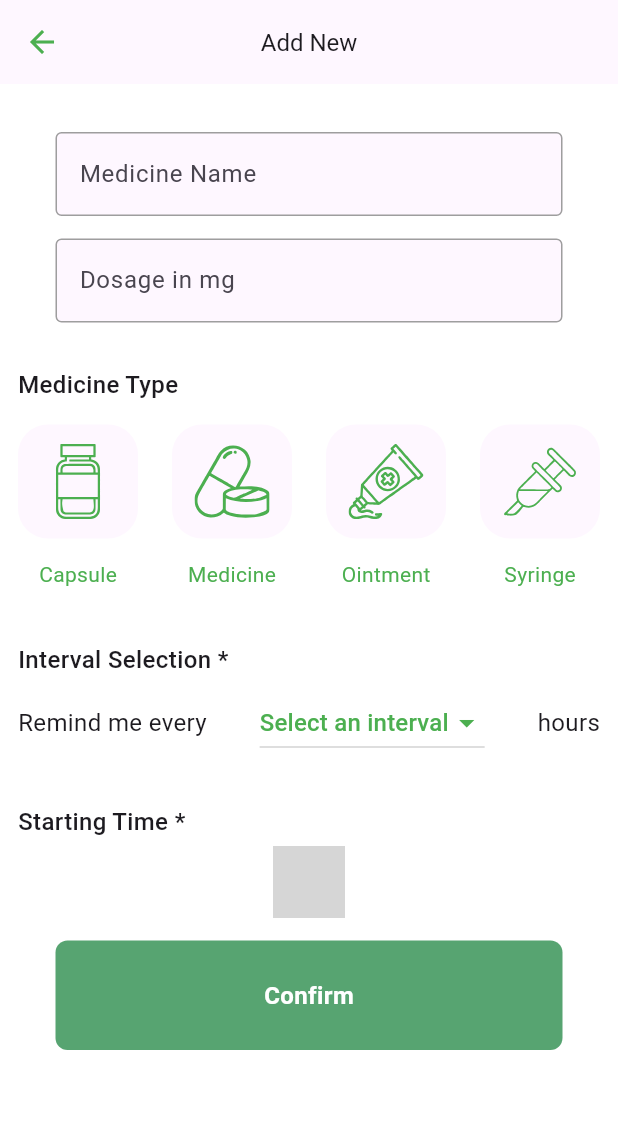
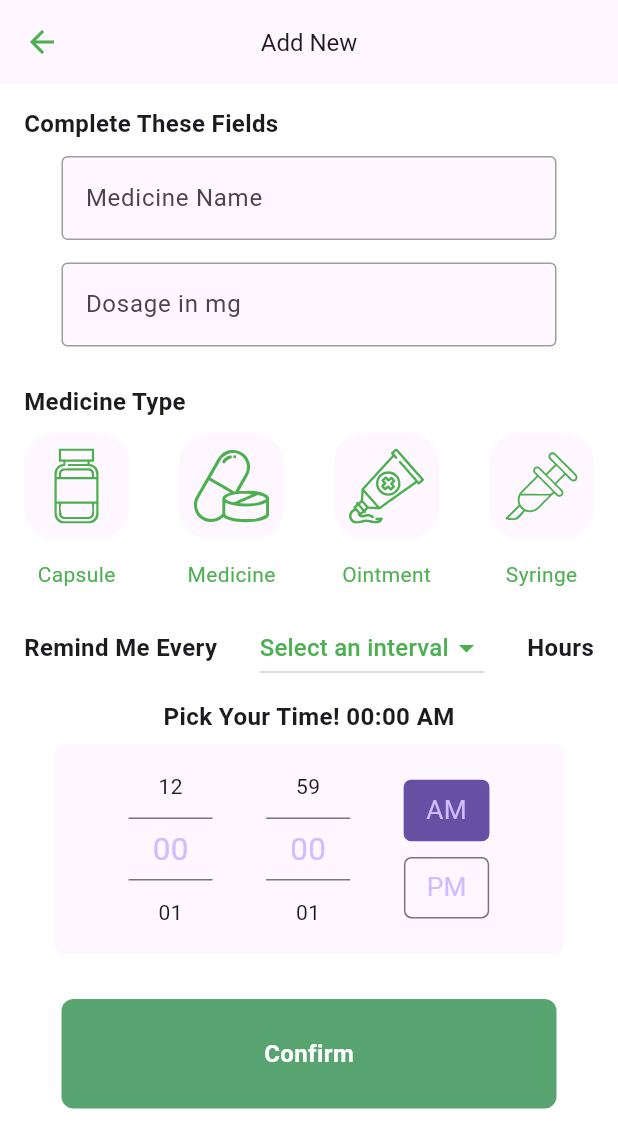
Before and after one commit to Hansdjene/Hyppo, a Flutter app: the NewEntryPage screen opened directly, on a phone screen of 412 x 824 dp. Shown: the top 1148 px of the screen. Run offline on Flutter 3.47's test engine with Material 3 defaults, Android fonts, the phone set to English and light mode, and no system bars; drawn by our look-alikes of numberpicker; our stand-ins replace cloud_firestore, firebase_auth, firebase_core, flutter_svg, loading_indicator, shared_preferences and 1 more; accounts and stored records are empty; grey boxes are pictures that could not be loaded.

Commit message:
Pick_Time

```diff
--- a/lib/Views/HomeView/Tools/ReminderView/home_reminder_page.dart
+++ b/lib/Views/HomeView/Tools/ReminderView/home_reminder_page.dart
@@ -1,5 +1,4 @@
 import 'package:flutter/material.dart';
-import 'package:hyppo/Components/color.dart';
 import 'package:hyppo/Views/HomeView/Tools/ReminderView/new_entry_page.dart';
 
 class HomeReminderPage extends StatefulWidget {
--- a/lib/Views/HomeView/Tools/ReminderView/new_entry_page.dart
+++ b/lib/Views/HomeView/Tools/ReminderView/new_entry_page.dart
@@ -1,10 +1,9 @@
 import 'package:flutter/material.dart';
 import 'package:flutter_svg/flutter_svg.dart';
-import 'package:hyppo/Components/color.dart';
 import 'package:hyppo/Components/my_button.dart';
 import 'package:hyppo/Components/my_textfield.dart';
-import 'package:hyppo/Views/HomeView/Tools/ReminderView/convert_time.dart';
 import 'package:hyppo/Views/HomeView/Tools/ReminderView/medicine_type.dart';
+import 'package:hyppo/Views/HomeView/Tools/ReminderView/number_page.dart';
 
 class NewEntryPage extends StatefulWidget {
   const NewEntryPage({super.key});
@@ -14,10 +13,8 @@ class NewEntryPage extends StatefulWidget {
 }
 
 class _NewEntryPageState extends State<NewEntryPage> {
-  // Text editing controllers
   late TextEditingController mednameController;
   late TextEditingController dosageController;
-
   late GlobalKey<ScaffoldState> _scaffoldKey;
 
   @override
@@ -37,7 +34,6 @@ class _NewEntryPageState extends State<NewEntryPage> {
 
   @override
   Widget build(BuildContext context) {
-    // Obtenir les couleurs du thème actuel
     final primaryColor = Colors.green;
     final onPrimaryColor = Theme.of(context).colorScheme.onPrimary;
     final backgroundColor = Theme.of(context).colorScheme.background;
@@ -53,12 +49,16 @@ class _NewEntryPageState extends State<NewEntryPage> {
         ),
         centerTitle: true,
       ),
-      body: Padding(
-        padding: const EdgeInsets.all(12.0),
+      body: SingleChildScrollView(
+        child: Padding(
+          padding: const EdgeInsets.symmetric(horizontal: 16.0),
           child: Column(
             crossAxisAlignment: CrossAxisAlignment.start,
             children: [
-            const SizedBox(height: 20),
+              const SizedBox(height: 15),
+              Text('Complete These Fields',
+                  style: TextStyle(fontWeight: FontWeight.bold, fontSize: 16)),
+              const SizedBox(height: 10),
               MyTextField(
                 controller: mednameController,
                 hintText: 'Medicine Name',
@@ -69,14 +69,14 @@ class _NewEntryPageState extends State<NewEntryPage> {
                 controller: dosageController,
                 hintText: 'Dosage in mg',
                 obscureText: false,
+
               ),
               const SizedBox(height: 25),
-            const PanelTitle(title: 'Medicine Type', isRequired: false),
-            Padding(
-              padding: const EdgeInsets.only(top: 10),
-              child: StreamBuilder(
-                stream:
-                    null, // Vous devez remplacer `null` par le flux réel si nécessaire.
+              Text('Medicine Type',
+                  style: TextStyle(fontWeight: FontWeight.bold, fontSize: 16)),
+              const SizedBox(height: 10),
+              StreamBuilder(
+                stream: null,
                 builder: (context, snapshot) {
                   return Row(
                     mainAxisAlignment: MainAxisAlignment.spaceBetween,
@@ -121,44 +121,19 @@ class _NewEntryPageState extends State<NewEntryPage> {
                   );
                 },
               ),
+              const SizedBox(height: 10),
+              const IntervalSelection(),
+              const SizedBox(height: 10),
+              NumberPage(),
+              const SizedBox(height: 30),
+              Center(
+                child: MyButton(onTap: () {}, text: 'Confirm'),
               ),
-            const SizedBox(height: 25),
-            const PanelTitle(title: 'Interval Selection', isRequired: true),
-            const IntervalSelection(),
-            const SizedBox(height: 25),
-            const PanelTitle(title: 'Starting Time', isRequired: true),
-            SelectTime(),
-            const SizedBox(height: 15),
-            MyButton(onTap: () {}, text: 'Confirm')
+              const SizedBox(height: 20),
             ],
           ),
         ),
-    );
-  }
-}
-
-class SelectTime extends StatefulWidget {
-  const SelectTime({super.key});
-
-  @override
-  State<SelectTime> createState() => _SelectTimeState();
-}
-
-class _SelectTimeState extends State<SelectTime> {
-  final TimeOfDay _time = const TimeOfDay(hour: 0, minute: 00);
-  final bool _cliked = false;
-
-  @override
-  Widget build(BuildContext context) {
-    return Row(
-      mainAxisAlignment: MainAxisAlignment.center,
-      children: [
-        Container(
-          child: MyButton(
-              onTap: () {},
-              text
       ),
-      ],
     );
   }
 }
@@ -172,25 +147,24 @@ class IntervalSelection extends StatefulWidget {
 
 class _IntervalSelectionState extends State<IntervalSelection> {
   final _intervals = [6, 8, 12, 24];
-  var _selected = 0; // Variable pour stocker l'intervalle sélectionné
+  var _selected = 0;
 
   @override
   Widget build(BuildContext context) {
-    return Padding(
-      padding: const EdgeInsets.only(top: 2),
-      child: Row(
+    return Row(
       mainAxisAlignment: MainAxisAlignment.spaceBetween,
       children: [
         const Text(
-            'Remind me every',
-            style: TextStyle(fontSize: 16),
+          'Remind Me Every',
+          style: TextStyle(fontSize: 16, fontWeight: FontWeight.bold),
         ),
-          // Espacement entre le texte et le menu déroulant
         DropdownButton(
           iconEnabledColor: Colors.green,
           hint: _selected == 0
               ? Text('Select an interval',
-                    style: TextStyle(color: Colors.green))
+                  style: TextStyle(
+                    color: Colors.green,
+                  ))
               : null,
           elevation: 4,
           value: _selected == 0 ? null : _selected,
@@ -199,9 +173,7 @@ class _IntervalSelectionState extends State<IntervalSelection> {
               value: value,
               child: Text(
                 value.toString(),
-                  style: const TextStyle(
-                      fontSize: 16,
-                      color: Colors.green), // Style du texte du menu
+                style: const TextStyle(fontSize: 16, color: Colors.green),
               ),
             );
           }).toList(),
@@ -212,11 +184,10 @@ class _IntervalSelectionState extends State<IntervalSelection> {
           },
         ),
         Text(
-            _selected == 1 ? "hour" : "hours",
-            style: TextStyle(fontSize: 16),
+          _selected == 1 ? "Hour" : "Hours",
+          style: TextStyle(fontSize: 16, fontWeight: FontWeight.bold),
         ),
       ],
-      ),
     );
   }
 }
@@ -248,7 +219,7 @@ class MedicineTypeColumn extends StatelessWidget {
       child: Column(
         children: [
           Container(
-            width: 80,
+            width: 70,
             alignment: Alignment.center,
             decoration: BoxDecoration(
               borderRadius: BorderRadius.circular(20),
@@ -256,7 +227,7 @@ class MedicineTypeColumn extends StatelessWidget {
             ),
             child: Center(
               child: Padding(
-                padding: const EdgeInsets.only(top: 13, bottom: 13),
+                padding: const EdgeInsets.all(10.0),
                 child: SvgPicture.asset(
                   iconValue,
                   height: 50,
@@ -290,31 +261,28 @@ class MedicineTypeColumn extends StatelessWidget {
   }
 }
 
-class PanelTitle extends StatelessWidget {
-  const PanelTitle({super.key, required this.title, required this.isRequired});
-  final String title;
-  final bool isRequired;
+// class PanelTitle extends StatelessWidget {
+//   const PanelTitle({super.key, required this.title, required this.isRequired});
+//   final String title;
+//   final bool isRequired;
 
-  @override
-  Widget build(BuildContext context) {
-    return Padding(
-      padding: const EdgeInsets.only(top: 5, bottom: 5),
-      child: Text.rich(
-        style: TextStyle(fontSize: 16, fontWeight: FontWeight.w500),
-        TextSpan(
-          children: <TextSpan>[
-            TextSpan(
-              text: title,
-            ),
-            TextSpan(
-              text: isRequired ? " *" : "",
-            ),
-          ],
-        ),
-      ),
-    );
-  }
-}
-
-
-//: _cliked == false? "Select Time""${convertTime(_time.hour.toString())}:${convertTime(_time.minute.toString())}"),
+//   @override
+//   Widget build(BuildContext context) {
+//     return Padding(
+//       padding: const EdgeInsets.only(top: 5, bottom: 5),
+//       child: Text.rich(
+//         style: TextStyle(fontSize: 16, fontWeight: FontWeight.w500),
+//         TextSpan(
+//           children: <TextSpan>[
+//             TextSpan(
+//               text: title,
+//             ),
+//             TextSpan(
+//               text: isRequired ? " *" : "",
+//             ),
+//           ],
+//         ),
+//       ),
+//     );
+//   }
+// }
--- /dev/null
+++ b/lib/Views/HomeView/Tools/ReminderView/number_page.dart
@@ -0,0 +1,188 @@
+import 'package:flutter/material.dart';
+import 'package:numberpicker/numberpicker.dart';
+
+class NumberPage extends StatefulWidget {
+  const NumberPage({super.key});
+
+  @override
+  State<NumberPage> createState() => _NumberPageState();
+}
+
+class _NumberPageState extends State<NumberPage> {
+  var hour = 0;
+  var minute = 0;
+  var timeFormat = "AM";
+
+  @override
+  Widget build(BuildContext context) {
+    // Utiliser le thème actuel pour obtenir les couleurs
+    final theme = Theme.of(context);
+    final textColor = theme.textTheme.bodyLarge?.color ?? Colors.black;
+    final selectedTextColor = theme.colorScheme.inversePrimary;
+    final borderColor = theme.dividerColor;
+
+    return Padding(
+      padding: const EdgeInsets.symmetric(horizontal: 20),
+      child: Column(
+        mainAxisAlignment: MainAxisAlignment.center,
+        children: [
+          Text(
+            "Pick Your Time! ${hour.toString().padLeft(2, '0')}:${minute.toString().padLeft(2, '0')} $timeFormat",
+            style: TextStyle(
+              fontWeight: FontWeight.bold,
+              fontSize: 23 * 0.7, // Réduction de la taille de la police
+              color: textColor,
+            ),
+          ),
+          const SizedBox(
+            height: 10 * 0.7, // Réduction de la hauteur de l'espace
+          ),
+          Container(
+            padding: EdgeInsets.symmetric(
+              horizontal: 20 * 0.7,
+              vertical: 10 * 0.7, // Réduction du padding
+            ),
+            decoration: BoxDecoration(
+              color: theme.colorScheme
+                  .surface, // Utiliser la couleur de surface du thème
+              borderRadius:
+                  BorderRadius.circular(10 * 0.7), // Réduction du border radius
+            ),
+            child: Row(
+              mainAxisAlignment: MainAxisAlignment.spaceEvenly,
+              children: [
+                NumberPicker(
+                  minValue: 0,
+                  maxValue: 12,
+                  value: hour,
+                  zeroPad: true,
+                  infiniteLoop: true,
+                  itemWidth: 80 * 0.7, // Réduction de la largeur de l'item
+                  itemHeight: 60 * 0.7, // Réduction de la hauteur de l'item
+                  onChanged: (value) {
+                    setState(() {
+                      hour = value;
+                    });
+                  },
+                  textStyle: TextStyle(
+                    color: textColor,
+                    fontSize: 20 * 0.7, // Réduction de la taille de la police
+                  ),
+                  selectedTextStyle: TextStyle(
+                    color: selectedTextColor,
+                    fontSize: 30 * 0.7, // Réduction de la taille de la police
+                  ),
+                  decoration: BoxDecoration(
+                    border: Border(
+                      top: BorderSide(color: borderColor),
+                      bottom: BorderSide(color: borderColor),
+                    ),
+                  ),
+                ),
+                NumberPicker(
+                  minValue: 0,
+                  maxValue: 59,
+                  value: minute,
+                  zeroPad: true,
+                  infiniteLoop: true,
+                  itemWidth: 80 * 0.7, // Réduction de la largeur de l'item
+                  itemHeight: 60 * 0.7, // Réduction de la hauteur de l'item
+                  onChanged: (value) {
+                    setState(() {
+                      minute = value;
+                    });
+                  },
+                  textStyle: TextStyle(
+                    color: textColor,
+                    fontSize: 20 * 0.7, // Réduction de la taille de la police
+                  ),
+                  selectedTextStyle: TextStyle(
+                    color: selectedTextColor,
+                    fontSize: 30 * 0.7, // Réduction de la taille de la police
+                  ),
+                  decoration: BoxDecoration(
+                    border: Border(
+                      top: BorderSide(color: borderColor),
+                      bottom: BorderSide(color: borderColor),
+                    ),
+                  ),
+                ),
+                Column(
+                  children: [
+                    GestureDetector(
+                      onTap: () {
+                        setState(() {
+                          timeFormat = "AM";
+                        });
+                      },
+                      child: Container(
+                        padding: EdgeInsets.symmetric(
+                          horizontal: 20 * 0.7,
+                          vertical: 10 * 0.7, // Réduction du padding
+                        ),
+                        decoration: BoxDecoration(
+                          color: timeFormat == "AM"
+                              ? theme.colorScheme.primary
+                              : theme.colorScheme.surface,
+                          border: Border.all(
+                            color: timeFormat == "AM"
+                                ? theme.colorScheme.primary
+                                : borderColor,
+                          ),
+                          borderRadius: BorderRadius.circular(5),
+                        ),
+                        child: Text(
+                          "AM",
+                          style: TextStyle(
+                            color: selectedTextColor,
+                            fontSize:
+                                25 * 0.7, // Réduction de la taille de la police
+                          ),
+                        ),
+                      ),
+                    ),
+                    SizedBox(
+                      height: 15 * 0.7, // Réduction de la hauteur de l'espace
+                    ),
+                    GestureDetector(
+                      onTap: () {
+                        setState(() {
+                          timeFormat = "PM";
+                        });
+                      },
+                      child: Container(
+                        padding: EdgeInsets.symmetric(
+                          horizontal: 20 * 0.7,
+                          vertical: 10 * 0.7, // Réduction du padding
+                        ),
+                        decoration: BoxDecoration(
+                          color: timeFormat == "PM"
+                              ? theme.colorScheme.primary
+                              : theme.colorScheme.surface,
+                          border: Border.all(
+                            color: timeFormat == "PM"
+                                ? theme.colorScheme.primary
+                                : borderColor,
+                          ),
+                          borderRadius: BorderRadius.circular(5),
+                        ),
+                        child: Text(
+                          "PM",
+                          style: TextStyle(
+                            color: selectedTextColor,
+                            fontSize:
+                                25 * 0.7, // Réduction de la taille de la police
+                          ),
+                        ),
+                      ),
+                    ),
+                  ],
+                ),
+              ],
+            ),
+          ),
+        ],
+      ),
+    );
+  }
+}
--- a/pubspec.yaml
+++ b/pubspec.yaml
@@ -45,6 +45,7 @@ dependencies:
   curved_navigation_bar: ^1.0.6
   intl: ^0.19.0
   flutter_svg: ^0.22.0
+  numberpicker: ^2.1.2
 
 
 dev_dependencies:
```
Also changed, not shown: pubspec.lock. Lines whose indentation alone changed are shown as unchanged.
